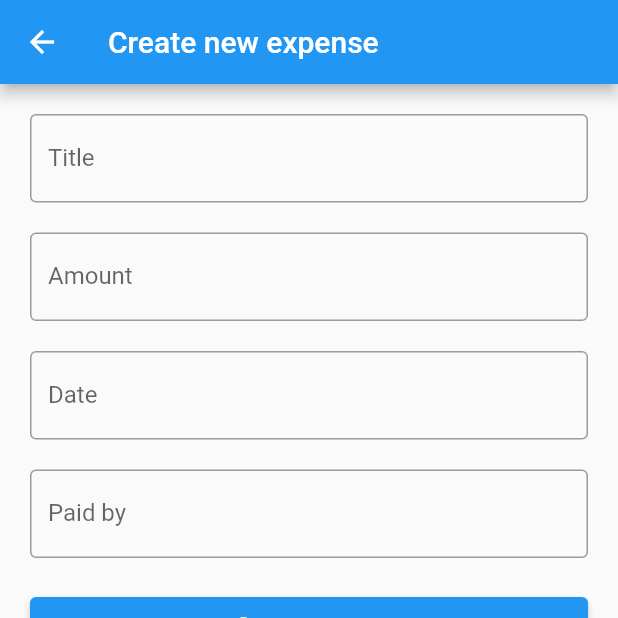
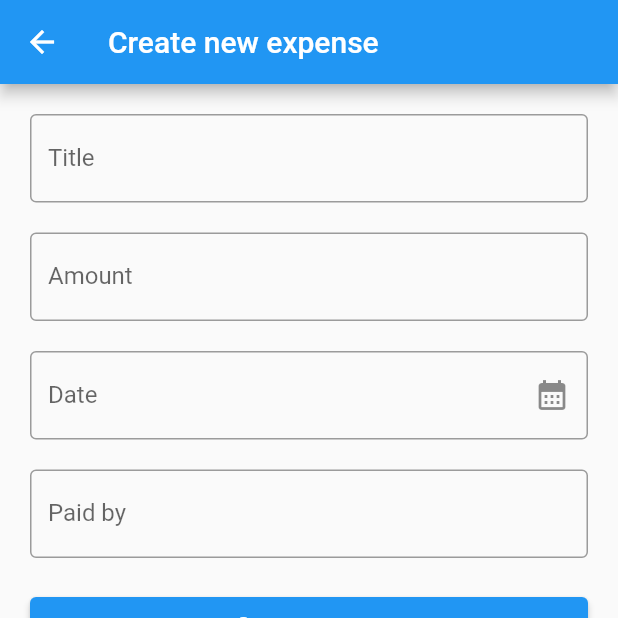
Before and after one commit to MarekD97/share-cost-app, a Flutter app: the CreateExpenseView screen opened by its route, on a phone screen of 412 x 824 dp, the top half of it. Run offline on Flutter 3.47's test engine with Material 2 defaults, Android fonts, the phone set to English and light mode, and no system bars; our stand-ins replace currency_text_input_formatter.

Commit message:
Update date input in the create expense view

```diff
--- a/lib/views/create_expense_view.dart
+++ b/lib/views/create_expense_view.dart
@@ -62,11 +62,14 @@ class _CreateExpenseViewState extends State<CreateExpenseView> {
               TextField(
                 controller: _dateController,
                 keyboardType: TextInputType.none,
+                showCursor: false,
                 onTap: () {
                   _selectDate(context);
                 },
                 decoration: const InputDecoration(
-                    border: OutlineInputBorder(), labelText: 'Date'),
+                    border: OutlineInputBorder(),
+                    labelText: 'Date',
+                    suffixIcon: Icon(Icons.calendar_month)),
               ),
               const SizedBox(height: 20.0),
               const TextField(
```
